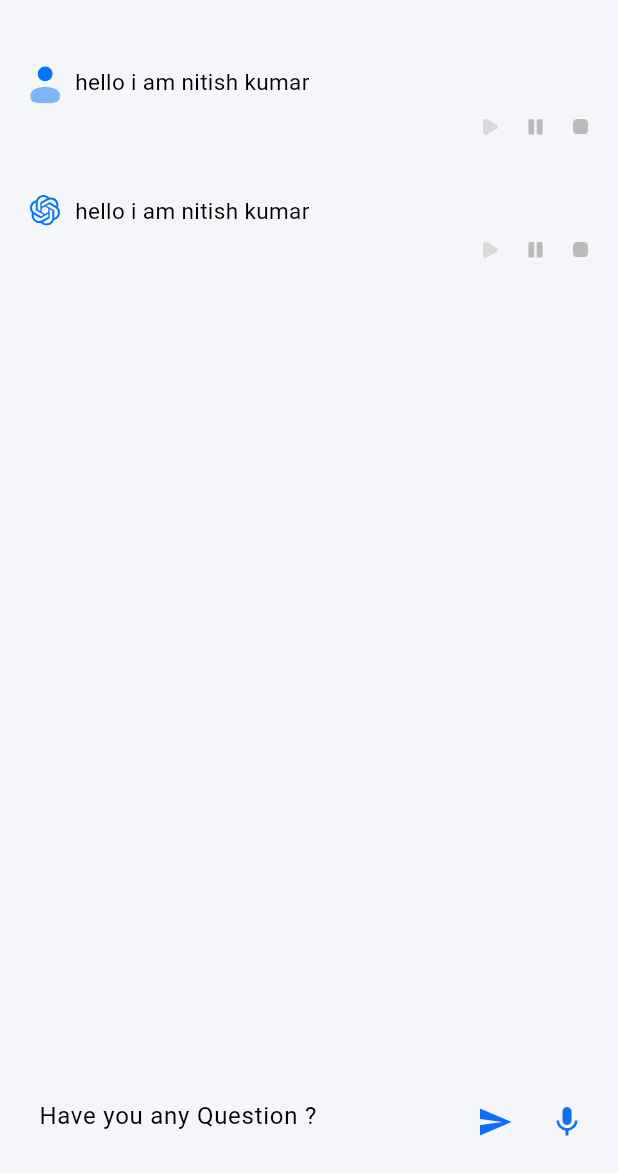
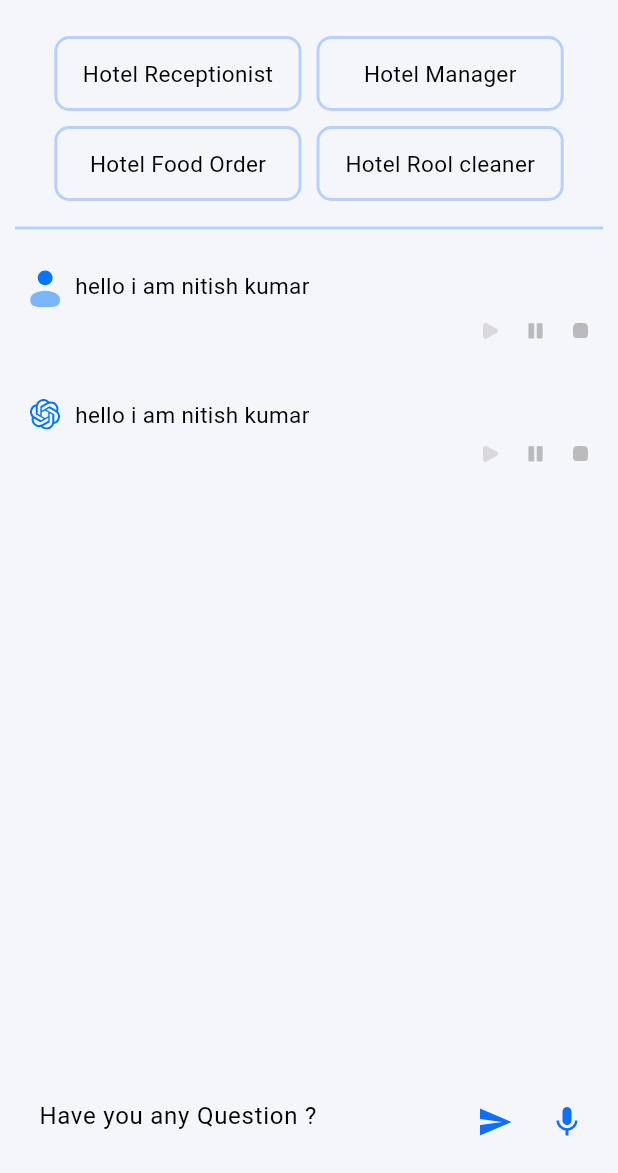
Before and after one commit to MrNitishroy/InterviewPrep, a Flutter app: the ChatPage screen opened by its route, on a phone screen of 412 x 824 dp, the part 63-1236 px from its top. Run offline on Flutter 3.47's test engine with Material 2 defaults, Android fonts, the phone set to English and light mode, and no system bars; our stand-ins replace carousel_slider, firebase_auth, firebase_core, flutter_svg, flutter_tts, fluttertoast and 7 more; accounts and stored records are empty.

```diff
--- /dev/null
+++ b/lib/Components/HomePormpt.dart
@@ -0,0 +1,43 @@
+import 'package:flutter/cupertino.dart';
+import 'package:flutter/material.dart';
+import 'package:get/get.dart';
+
+import '../Controller/ChatController.dart';
+
+class HomePrompts extends StatelessWidget {
+  final String title;
+  final String prompt;
+  const HomePrompts({super.key, required this.title, required this.prompt});
+
+  @override
+  Widget build(BuildContext context) {
+    ChatController chatController = Get.put(ChatController());
+    return InkWell(
+      onTap: () {
+        chatController.sendPrompt(prompt);
+      },
+      child: Container(
+        width: context.width * 0.4,
+        height: 50,
+        padding: EdgeInsets.all(10),
+        decoration: BoxDecoration(
+          color: Theme.of(context).colorScheme.primaryContainer,
+          borderRadius: BorderRadius.circular(10),
+          border: Border.all(
+            color: Theme.of(context).colorScheme.outline,
+            width: 2,
+          ),
+        ),
+        child: Row(
+          mainAxisAlignment: MainAxisAlignment.center,
+          children: [
+            Text(
+              title,
+              style: Theme.of(context).textTheme.bodyMedium,
+            ),
+          ],
+        ),
+      ),
+    );
+  }
+}
--- a/lib/Config/Data.dart
+++ b/lib/Config/Data.dart
@@ -1,4 +1,24 @@
+import 'package:chatgpt/Model/PromptModel.dart';
+
 var conversetionPrompt = [
-  "Talk with me as a Hotel Receptionist",
-
+  PromptModel(
+    title: "Hotel Receptionist",
+    prompt: "Talk with me as a Hotel Receptionist",
+    category: "Hotel",
+  ),
+  PromptModel(
+    title: "Hotel Manager",
+    prompt: "Talk with me as a Hotel Manger",
+    category: "Hotel",
+  ),
+  PromptModel(
+    title: "Hotel Food Order",
+    prompt: "Talk with me as a Hotel Food Order ",
+    category: "Hotel",
+  ),
+  PromptModel(
+    title: "Hotel Rool cleaner",
+    prompt: "Talk with me as a Hotel Room Cleaner",
+    category: "Hotel",
+  ),
 ];
--- a/lib/Config/PageRoute.dart
+++ b/lib/Config/PageRoute.dart
@@ -1,9 +1,14 @@
 import 'package:chatgpt/Pages/Auth/AuthPage.dart';
 import 'package:chatgpt/Pages/ChatGpt.dart';
+import 'package:chatgpt/Pages/HomePage/Homepage.dart';
 import 'package:chatgpt/Pages/Welcome/WelcomePage.dart';
 import 'package:get/get.dart';
 
 var allPages = [
+  GetPage(
+    name: "/homePage",
+    page: () => HomePage(),
+  ),
   GetPage(
     name: "/ChatPage",
     page: () => ChatPage(),
--- a/lib/Config/Themes.dart
+++ b/lib/Config/Themes.dart
@@ -32,7 +32,18 @@ var lightTheme = ThemeData(
       fontSize: 15,
       color: lLableColor,
     ),
-    ));
+    headlineLarge: TextStyle(
+      fontSize: 25,
+      fontWeight: FontWeight.bold,
+      color: lFontColor,
+    ),
+    headlineMedium: TextStyle(
+      fontSize: 20,
+      fontWeight: FontWeight.w600,
+      color: lLableColor,
+    ),
+  ),
+);
 
 var darkTheme = ThemeData(
   useMaterial3: true,
@@ -65,5 +76,15 @@ var darkTheme = ThemeData(
       fontSize: 15,
       color: dLableColor,
     ),
+    headlineLarge: TextStyle(
+      fontSize: 25,
+      fontWeight: FontWeight.bold,
+      color: dFontColor,
+    ),
+    headlineMedium: TextStyle(
+      fontSize: 20,
+      fontWeight: FontWeight.w600,
+      color: dLableColor,
+    ),
   ),
 );
--- a/lib/Controller/SplaceController.dart
+++ b/lib/Controller/SplaceController.dart
@@ -17,7 +17,7 @@ class SplaceController extends GetxController {
     Future.delayed(Duration(seconds: 4), () {
       print(user);
       if (user != null) {
-        Get.offAllNamed("/ChatPage");
+        Get.offAllNamed("/homePage");
       } else {
         Get.offAllNamed("/welcome");
       }
--- a/lib/Pages/ChatGpt.dart
+++ b/lib/Pages/ChatGpt.dart
@@ -1,6 +1,8 @@
 import 'package:chatgpt/Components/ChatMessage.dart';
+import 'package:chatgpt/Components/HomePormpt.dart';
 import 'package:chatgpt/Components/TextArea.dart';
 import 'package:chatgpt/Config/Colors.dart';
+import 'package:chatgpt/Config/Data.dart';
 import 'package:chatgpt/Controller/ChatController.dart';
 import 'package:chatgpt/Controller/ThemeController.dart';
 import 'package:chatgpt/Pages/demo.dart';
@@ -39,9 +41,26 @@ class ChatPage extends StatelessWidget {
       ),
       drawer: MyDrawer(),
       body: Padding(
-        padding: const EdgeInsets.all(10),
+        padding: EdgeInsets.all(10),
         child: Column(
           children: [
+            Wrap(
+              spacing: 10,
+              runSpacing: 10,
+              children: conversetionPrompt
+                  .map(
+                    (e) => HomePrompts(
+                      prompt: e.prompt.toString(),
+                      title: e.title.toString(),
+                    ),
+                  )
+                  .toList(),
+            ),
+            SizedBox(height: 10),
+            Divider(
+              color: Theme.of(context).colorScheme.outline,
+              thickness: 2,
+            ),
             Obx(
               () => Expanded(
                 child: ListView(
--- a/pubspec.yaml
+++ b/pubspec.yaml
@@ -48,7 +48,9 @@ dependencies:
   liquid_swipe: ^3.1.0
   firebase_core: ^2.15.1
   firebase_auth: ^4.8.0
+  google_nav_bar: ^5.0.6
   google_sign_in: ^6.1.5
+  carousel_slider: ^4.2.1
 dev_dependencies:
   flutter_test:
     sdk: flutter
```
Also changed, not shown: lib/Components/Home/UserInfo.dart (added, +97 -0 lines), lib/Controller/AuthController.dart (+16 -0 lines), lib/Controller/ChatController.dart (+32 -0 lines), lib/Controller/HomeController.dart (added, +14 -0 lines), lib/Controller/TabController.dart (added, +19 -0 lines), lib/Model/PromptModel.dart (added, +22 -0 lines), lib/Pages/HomePage/HomeData.dart (added, +65 -0 lines), lib/Pages/HomePage/Homepage.dart (added, +57 -0 lines), pubspec.lock. Lines whose indentation alone changed are shown as unchanged.
